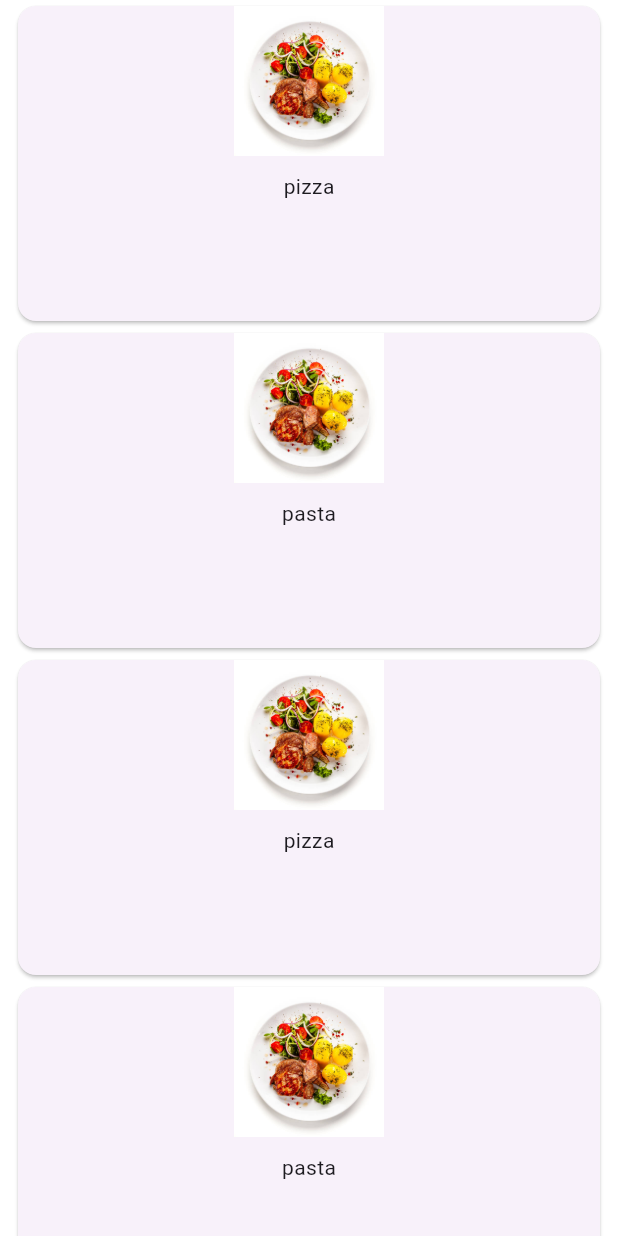
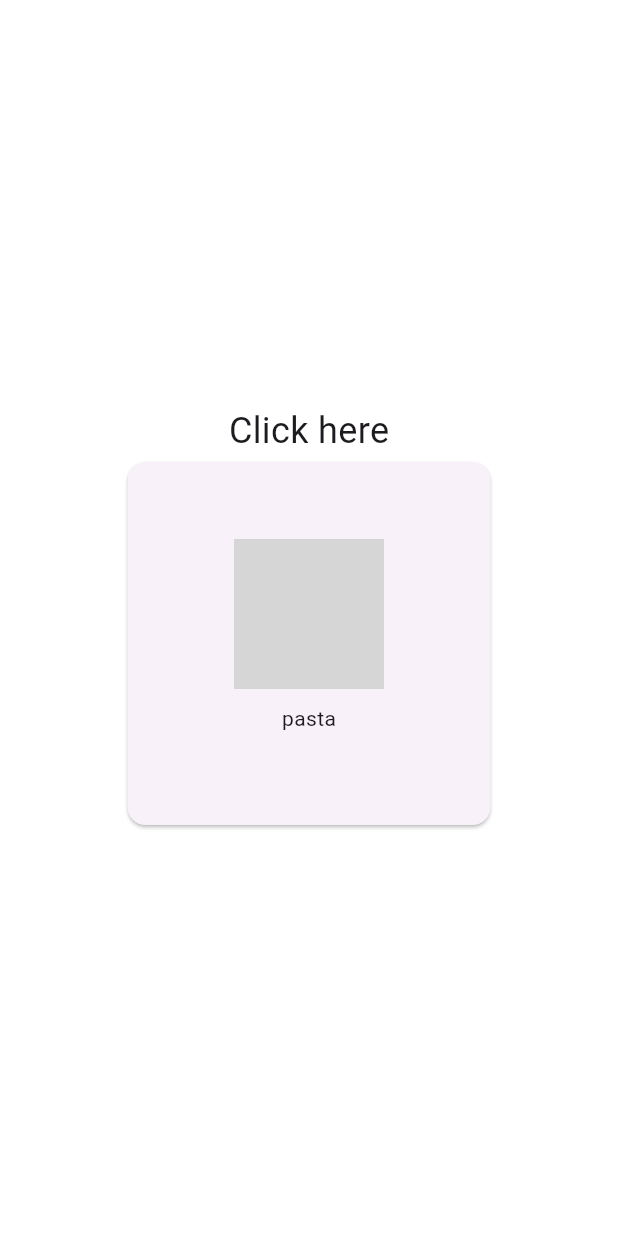
Before and after one commit to STSMobileTeam/food_ui, a Flutter app: the screen it shows after launch, on a phone screen of 412 x 824 dp. Run offline on Flutter 3.47's test engine with Material 3 defaults, Android fonts, the phone set to English and light mode, and no system bars; our stand-ins replace bloc, dio, flutter_bloc, flutter_easyloading; network calls fail; grey boxes are pictures that could not be loaded.

```diff
--- a/lib/HomeScreen.dart
+++ /dev/null
@@ -1,149 +0,0 @@
-import 'package:flutter/material.dart';
-
-import 'Model/model.dart';
-
-
-class Homescreen extends StatefulWidget {
-  const Homescreen({super.key});
-
-  @override
-  State<Homescreen> createState() => _HomescreenState();
-}
-
-class _HomescreenState extends State<Homescreen> {
-
-  TextEditingController Edt_Search = new TextEditingController();
-
-  List<Food> lst_Food = [
-    Food(Foodname: 'pizza',Foodimage:'assets/images/food_1.jpg' ),
-    Food(Foodname: 'pasta',Foodimage:'assets/images/food_2.jpg'),
-    Food(Foodname: 'pizza',Foodimage:'assets/images/food_1.jpg' ),
-    Food(Foodname: 'pasta',Foodimage:'assets/images/food_2.jpg'),
-    Food(Foodname: 'pizza',Foodimage:'assets/images/food_1.jpg' ),
-    Food(Foodname: 'pasta',Foodimage:'assets/images/food_2.jpg')
-  ];
-
-
-
-
-  @override
-  Widget build(BuildContext context) {
-    return Scaffold(
-      backgroundColor: Colors.white,
-      body: Padding(
-        padding: const EdgeInsets.symmetric(horizontal: 8.0),
-        child: Column(
-          crossAxisAlignment: CrossAxisAlignment.center,
-          mainAxisAlignment: MainAxisAlignment.center,
-          children: [
-            Expanded(
-              child: ListView.builder(
-                itemCount: lst_Food.length,
-                  itemBuilder: (context,index){
-                    return CardFoood(lst_Food[index].Foodimage,lst_Food[index].Foodname);
-                  }
-              ),
-            )
-          ],
-        ),
-      ),
-    );
-  }
-
-  Widget TextName(String Data){
-    return Text('$Data',);
-  }
-
-  Widget CardFoood(String? Images,String? name){
-    return Card(
-      child: SizedBox(
-        width: 250,
-        height: 210,
-        child: Column(
-          children: [
-            Image.asset(Images.toString(),height: 100,width: 100,),
-            SizedBox(height: 10,),
-            TextName(name.toString()),
-            SizedBox(height: 10,),
-          ],
-        ),
-      ),
-    );
-  }
-
-
-
-
-}
-
-
-
-
-
-
-
-
-
-
-
-
-
-
-
-
-
-
-
-
-
-// Expanded(
-//   child: ListView(
-//     children: [
-//       CardFoood('assets/images/food_1.jpg'),
-//       CardFoood('assets/images/food_1.jpg'),
-//       CardFoood('assets/images/food_1.jpg'),
-//       CardFoood('assets/images/food_1.jpg'),
-//       CardFoood('assets/images/food_1.jpg'),
-//     ],
-//   ),
-// ),
-// SingleChildScrollView(
-//   scrollDirection: Axis.horizontal,
-//   child: Expanded(
-//     child: Row(
-//       children: [
-//         CardFoood('assets/images/food_1.jpg'),
-//         CardFoood('assets/images/food_2.jpg'),
-//         CardFoood('assets/images/food_3.jpg'),
-//         CardFoood('assets/images/food_4.jpg'),
-//         CardFoood('assets/images/food_5.jpg'),
-//       ],
-//     ),
-//   ),
-// ),
-
-// SizedBox(height: 30,),
-// Row(
-// children: [
-// TextName('Hey Halal,'),
-// SizedBox(width: 10),
-// Text('Good Afternoon,',style: TextStyle(fontWeight: FontWeight.bold),)
-// ],
-// ),
-// SizedBox(height: 30,),
-// TextField(
-// controller: Edt_Search,
-// ),
-// SizedBox(height: 30,),
-// Row(
-// children: [
-// TextName('Categories'),
-// Spacer(),
-// InkWell(
-// onTap: (){
-//
-// }, child: Text('See All')
-// )
-// ],
-// ),
-// SizedBox(height: 30,),
--- /dev/null
+++ b/lib/Screen/Homescreen/HomeScreen.dart
@@ -0,0 +1,243 @@
+import 'package:dio/dio.dart';
+import 'package:flutter/material.dart';
+import 'package:flutter_bloc/flutter_bloc.dart';
+import 'package:flutter_easyloading/flutter_easyloading.dart';
+
+
+import '../../Model/model.dart';
+import 'bloc/homescreen_bloc.dart';
+
+
+class Homescreen extends StatefulWidget {
+  const Homescreen({super.key});
+
+  @override
+  State<Homescreen> createState() => _HomescreenState();
+}
+
+class _HomescreenState extends State<Homescreen> {
+
+  TextEditingController Edt_Search = new TextEditingController();
+
+  List<Food> lst_Food = [
+  ];
+
+
+  late HomescreenBloc bloc;
+
+  @override
+  void initState() {
+    // TODO: implement initState
+    super.initState();
+
+    bloc = BlocProvider.of<HomescreenBloc>(context);
+  }
+
+
+  @override
+  Widget build(BuildContext context) {
+    return Scaffold(
+      backgroundColor: Colors.white,
+      body: BlocListener<HomescreenBloc, HomescreenState>(
+        listener: (context, state) {
+          // TODO: implement listener}
+
+          if(state is ImageChangedState){
+
+            showDialog(context: context, builder: (context){
+              return Dialog(
+                child: SizedBox(
+                  height: 200,
+                  width: 200,
+                  child: Center(child: Text("Image changed successfully")),
+                ),
+              );
+            });
+
+          }
+
+
+        },
+        child: BlocBuilder<HomescreenBloc, HomescreenState>(
+          builder: (context, state) {
+            return Padding(
+              padding: const EdgeInsets.symmetric(horizontal: 8.0),
+              child: Column(
+                crossAxisAlignment: CrossAxisAlignment.center,
+                mainAxisAlignment: MainAxisAlignment.center,
+                children: [
+                  InkWell(
+                      onTap: () {
+                        bloc.add(ImagechangingEvent());
+                      },
+                      child: Text("Click here", style: TextStyle(fontSize: 24),)
+                  ),
+                  if(bloc.isloadin)...[
+                    CardFoood('assets/images/food_1.jpg', 'pizza')
+                  ]
+                  else
+                    ...[
+                      CardFoood('assets/images/food_4.jpg', 'pasta')
+                    ]
+                ],
+              ),
+            );
+          },
+        ),
+      ),
+    );
+  }
+
+  Widget TextName(String Data) {
+    return Text('$Data',);
+  }
+
+  Widget CardFoood(String? Images, String? name) {
+    return Center(
+      child: SizedBox(
+        width: 250,
+        height: 250,
+        child: Card(
+          child: Column(
+            crossAxisAlignment: CrossAxisAlignment.center,
+            mainAxisAlignment: MainAxisAlignment.center,
+            children: [
+              Image.network(Images.toString(), height: 100, width: 100,),
+              SizedBox(height: 10,),
+              TextName(name.toString()),
+              SizedBox(height: 10,),
+            ],
+          ),
+        ),
+      ),
+    );
+  }
+
+
+  Widget widget1() {
+    return Column(
+      children: [
+        TextName("sample1"),
+        TextName("sample1"),
+        TextName("sample1"),
+        TextName("sample1"),
+      ],
+    );
+  }
+
+  Widget widget2() {
+    return Column(
+      children: [
+        TextName("sample2"),
+        TextName("sample2"),
+      ],
+    );
+  }
+
+
+}
+
+
+// Future<void> Fetchingdata() async {
+//   Dio dio = Dio();
+//
+//   EasyLoading.show(status: "Loading");
+//
+//   final reponse = await dio.get("https://fakestoreapi.com/products");
+//   List<dynamic> lst =reponse.data;
+//
+//   setState(() {
+//
+//     EasyLoading.dismiss();
+//     isloadin=false;
+//     lst_Food=lst.map((json) => Food.fromJson(json)).toList();
+//   });
+//
+//
+// }
+
+
+// void sampleprint()async{
+//
+//   print("----start---");
+//   Future.delayed(Duration(seconds: 5));
+//   print("stop");
+// }
+
+// Expanded(
+//   child: ListView(
+//     children: [
+//       CardFoood('assets/images/food_1.jpg'),
+//       CardFoood('assets/images/food_1.jpg'),
+//       CardFoood('assets/images/food_1.jpg'),
+//       CardFoood('assets/images/food_1.jpg'),
+//       CardFoood('assets/images/food_1.jpg'),
+//     ],
+//   ),
+// ),
+// SingleChildScrollView(
+//   scrollDirection: Axis.horizontal,
+//   child: Expanded(
+//     child: Row(
+//       children: [
+//         CardFoood('assets/images/food_1.jpg'),
+//         CardFoood('assets/images/food_2.jpg'),
+//         CardFoood('assets/images/food_3.jpg'),
+//         CardFoood('assets/images/food_4.jpg'),
+//         CardFoood('assets/images/food_5.jpg'),
+//       ],
+//     ),
+//   ),
+// ),
+
+// SizedBox(height: 30,),
+// Row(
+// children: [
+// TextName('Hey Halal,'),
+// SizedBox(width: 10),
+// Text('Good Afternoon,',style: TextStyle(fontWeight: FontWeight.bold),)
+// ],
+// ),
+// SizedBox(height: 30,),
+// TextField(
+// controller: Edt_Search,
+// ),
+// SizedBox(height: 30,),
+// Row(
+// children: [
+// TextName('Categories'),
+// Spacer(),
+// InkWell(
+// onTap: (){
+//
+// }, child: Text('See All')
+// )
+// ],
+// ),
+// SizedBox(height: 30,),
+
+
+// Expanded(
+//   child: GridView.builder(
+//       physics: NeverScrollableScrollPhysics(),
+//       shrinkWrap: true,
+//       padding: EdgeInsets.only(left: 10),
+//       itemCount: lst_Food.length,
+//       gridDelegate: SliverGridDelegateWithFixedCrossAxisCount(
+//           crossAxisCount: 2,
+//           crossAxisSpacing: 35,
+//           mainAxisSpacing: 25,
+//           mainAxisExtent: 200
+//       ),
+//       itemBuilder: (BuildContext context,index){
+//         return CardFoood(lst_Food[index].Foodimage,lst_Food[index].Foodname);
+//       }),
+// )
+// Expanded(
+//   child: ListView.builder(
+//     itemCount: lst_Food.length,
+//       itemBuilder: (context,index){
+//         return CardFoood(lst_Food[index].Foodimage,lst_Food[index].Foodname);
+//       }
+//   ),
+// )
--- /dev/null
+++ b/lib/Screen/Homescreen/bloc/homescreen_bloc.dart
@@ -0,0 +1,31 @@
+import 'package:bloc/bloc.dart';
+import 'package:flutter/cupertino.dart';
+import 'package:meta/meta.dart';
+
+part 'homescreen_event.dart';
+part 'homescreen_state.dart';
+
+class HomescreenBloc extends Bloc<HomescreenEvent, HomescreenState> {
+
+  bool isloadin = false;
+
+
+  HomescreenBloc() : super(HomescreenInitial()) {
+    on<HomescreenEvent>((event, emit) {
+      // TODO: implement event handler
+
+      if(event is ImagechangingEvent){
+        isloadin ? isloadin = false : isloadin = true;
+
+        debugPrint("---isloadin---"+isloadin.toString());
+        emit(ImageChangedState());
+      }
+
+    });
+  }
+
+  void sample(){
+
+  }
+
+}
--- /dev/null
+++ b/lib/Screen/Homescreen/bloc/homescreen_event.dart
@@ -0,0 +1,6 @@
+part of 'homescreen_bloc.dart';
+
+@immutable
+sealed class HomescreenEvent {}
+
+class ImagechangingEvent extends HomescreenEvent{}
--- /dev/null
+++ b/lib/Screen/Homescreen/bloc/homescreen_state.dart
@@ -0,0 +1,8 @@
+part of 'homescreen_bloc.dart';
+
+@immutable
+sealed class HomescreenState {}
+
+final class HomescreenInitial extends HomescreenState {}
+
+final class ImageChangedState extends HomescreenState {}
--- a/pubspec.yaml
+++ b/pubspec.yaml
@@ -35,6 +35,11 @@ dependencies:
   # The following adds the Cupertino Icons font to your application.
   # Use with the CupertinoIcons class for iOS style icons.
   cupertino_icons: ^1.0.8
+  dio: ^5.8.0+1
+  flutter_easyloading: ^3.0.3
+  flutter_bloc: ^9.1.0
+
+
 
 
 
```
Also changed, not shown: lib/SplashScreen.dart (+11 -3 lines), lib/main.dart (+20 -0 lines), pubspec.lock, 1 other file.
